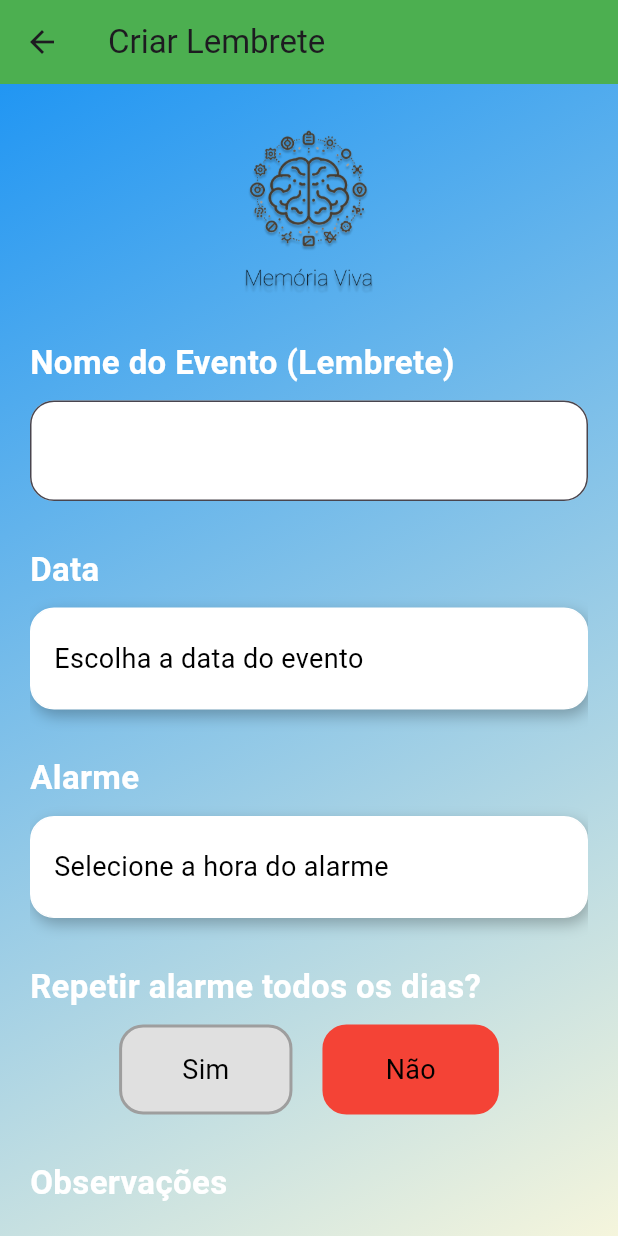
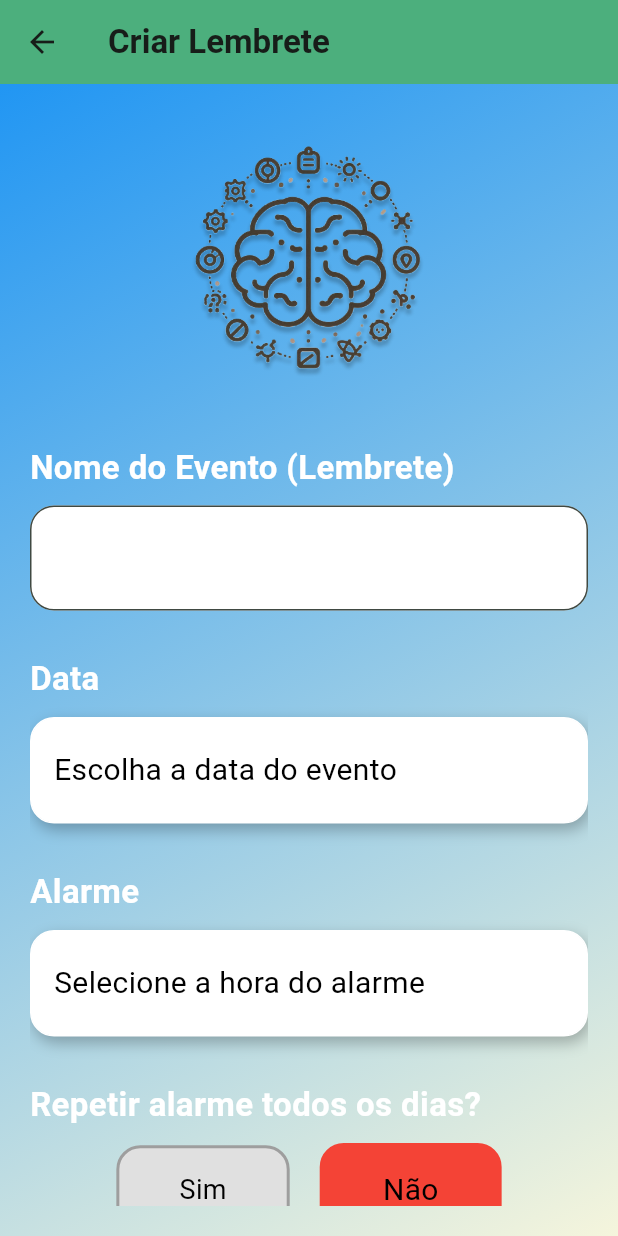
Before and after one commit to MarlonVR/Memoria-Viva, a Flutter app: the CreateReminderPage screen opened directly, on a phone screen of 412 x 824 dp. Run offline on Flutter 3.47's test engine with Material 3 defaults, Android fonts, the phone set to English and light mode, and no system bars; our stand-ins replace image_picker, shared_preferences; missing offline and left inert: translator; accounts and stored records are empty.

Commit message:
Add files via upload
- varias melhorias de ui
- correção de erros overflow em algumas telas
- pequena correção de bug ao clicar o botao de voltar na tela de criar lembrete

```diff
--- a/lib/views/create_reminder_page.dart
+++ b/lib/views/create_reminder_page.dart
@@ -35,6 +35,8 @@ class _CreateReminderPageState extends State<CreateReminderPage> {
       initialDate: selectedDate ?? DateTime.now(),
       firstDate: DateTime.now(),
       lastDate: DateTime(2100),
+
+
     );
     if (picked != null && picked != selectedDate) {
       setState(() {
@@ -155,8 +157,8 @@ class _CreateReminderPageState extends State<CreateReminderPage> {
   Widget build(BuildContext context) {
     return Scaffold(
       appBar: AppBar(
-        title: const Text('Criar Lembrete'),
-        backgroundColor: const Color(0xFF4CAF50),
+        title: const Text('Criar Lembrete',style: TextStyle(fontWeight: FontWeight.bold)),
+        backgroundColor: const Color.fromARGB(255, 76, 175, 125),
       ),
       body: Container(
         decoration: const BoxDecoration(
@@ -178,12 +180,12 @@ class _CreateReminderPageState extends State<CreateReminderPage> {
               children: <Widget>[
                 Center(
                   child: Image.asset(
-                    'assets/logo.png',
-                    width: 120,
-                    height: 120,
+                    'assets/logo_notext.png',
+                    width: 200,
+                    height: 200,
                   ),
                 ),
-                const SizedBox(height: 30),
+                const SizedBox(height: 20),
 
                 const Text(
                   'Nome do Evento (Lembrete)',
@@ -204,7 +206,7 @@ class _CreateReminderPageState extends State<CreateReminderPage> {
                     fillColor: Colors.white,
                     contentPadding: const EdgeInsets.symmetric(vertical: 20, horizontal: 15),
                   ),
-                  style: const TextStyle(fontSize: 18),
+                  style: const TextStyle(fontSize: 20),
                 ),
                 const SizedBox(height: 30),
 
@@ -238,7 +240,7 @@ class _CreateReminderPageState extends State<CreateReminderPage> {
                       selectedDate != null
                           ? DateFormat('dd/MM/yyyy', 'pt_BR').format(selectedDate!)
                           : 'Escolha a data do evento',
-                      style: const TextStyle(fontSize: 18, color: Colors.black),
+                      style: const TextStyle(fontSize: 20, color: Colors.black),
                     ),
                   ),
                 ),
@@ -274,7 +276,7 @@ class _CreateReminderPageState extends State<CreateReminderPage> {
                       selectedTime != null
                           ? selectedTime!.format(context)
                           : 'Selecione a hora do alarme',
-                      style: const TextStyle(fontSize: 18, color: Colors.black),
+                      style: const TextStyle(fontSize: 20, color: Colors.black),
                     ),
                   ),
                 ),
@@ -334,7 +336,7 @@ class _CreateReminderPageState extends State<CreateReminderPage> {
                         ),
                         child: const Text(
                           'Não',
-                          style: TextStyle(fontSize: 18, color: Colors.black),
+                          style: TextStyle(fontSize: 20, color: Colors.black),
                         ),
                       ),
                     ),
@@ -362,7 +364,7 @@ class _CreateReminderPageState extends State<CreateReminderPage> {
                     fillColor: Colors.white,
                     contentPadding: const EdgeInsets.symmetric(vertical: 20, horizontal: 15),
                   ),
-                  style: const TextStyle(fontSize: 18),
+                  style: const TextStyle(fontSize: 20),
                 ),
                 const SizedBox(height: 30),
 
@@ -397,7 +399,7 @@ class _CreateReminderPageState extends State<CreateReminderPage> {
                         ),
                         child: const Text(
                           'Sim',
-                          style: TextStyle(fontSize: 18, color: Colors.black),
+                          style: TextStyle(fontSize: 20, color: Colors.black),
                         ),
                       ),
                     ),
@@ -421,7 +423,7 @@ class _CreateReminderPageState extends State<CreateReminderPage> {
                         ),
                         child: const Text(
                           'Não',
-                          style: TextStyle(fontSize: 18, color: Colors.black),
+                          style: TextStyle(fontSize: 20, color: Colors.black),
                         ),
                       ),
                     ),
@@ -433,7 +435,7 @@ class _CreateReminderPageState extends State<CreateReminderPage> {
                   const Text(
                     'Clique no ícone abaixo para tirar uma foto',
                     style: TextStyle(
-                      fontSize: 18,
+                      fontSize: 20,
                       fontWeight: FontWeight.bold,
                       color: Colors.white,
                     ),
@@ -473,11 +475,11 @@ class _CreateReminderPageState extends State<CreateReminderPage> {
                     onPressed: _saveReminder,
                     style: ElevatedButton.styleFrom(
                       padding: const EdgeInsets.symmetric(horizontal: 60, vertical: 20),
-                      textStyle: const TextStyle(fontSize: 18),
+                      textStyle: const TextStyle(fontSize: 20,fontWeight: FontWeight.bold),
                       shape: RoundedRectangleBorder(
                         borderRadius: BorderRadius.circular(16),
                       ),
-                      backgroundColor: const Color(0xFF4CAF50),
+                      backgroundColor: const Color.fromARGB(255, 76, 175, 125),
                       foregroundColor: Colors.white,
                     ),
                     child: const Text('Adicionar Lembrete'),
--- a/pubspec.yaml
+++ b/pubspec.yaml
@@ -34,4 +34,5 @@ flutter:
 
   assets:
     - assets/logo.png
+    - assets/logo_notext.png
     - assets/images/
```
Also changed, not shown: lib/components/reminder_item.dart (+7 -7 lines), lib/components/search_filter.dart (+9 -8 lines), lib/main.dart (+12 -1 lines), lib/views/home_page.dart (+7 -6 lines), lib/views/intro_page.dart (+8 -7 lines), lib/views/reminder_details_page.dart (+12 -12 lines), assets/logo_notext.png (added), 1 other file.
